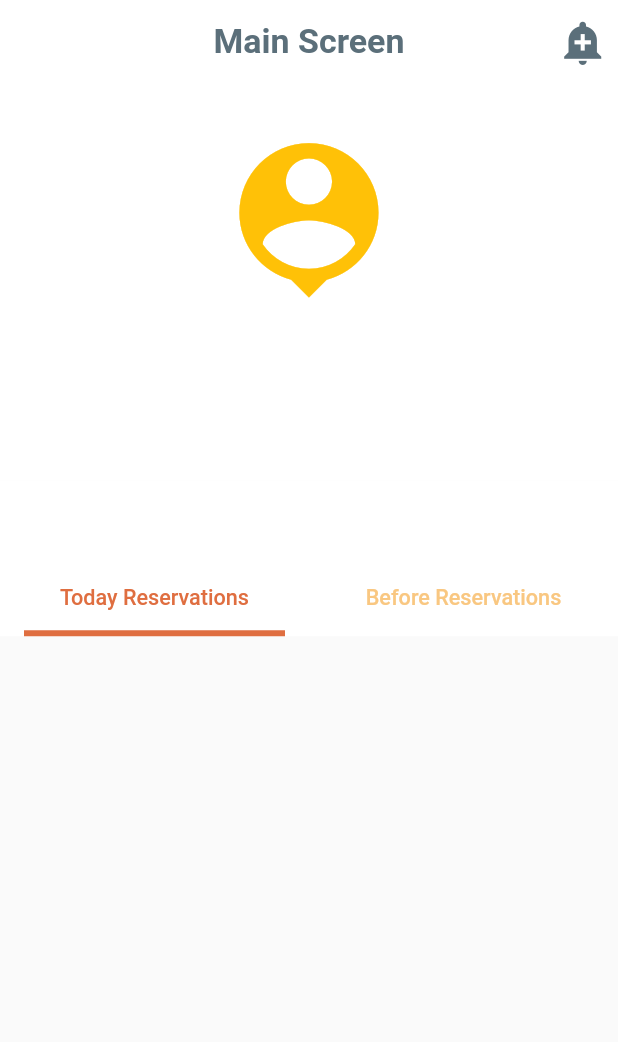
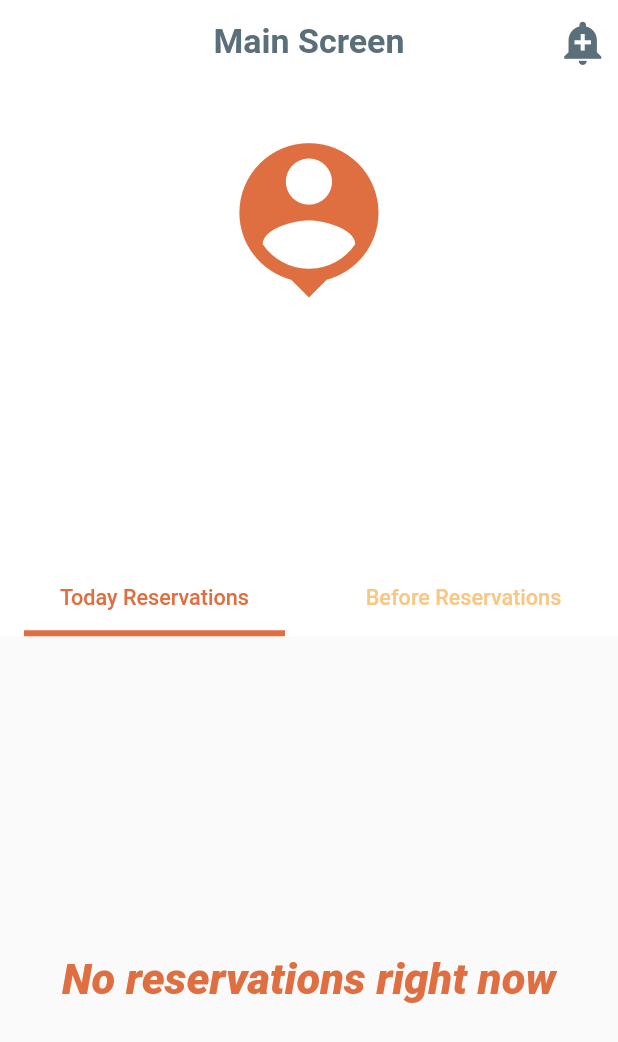
Before and after one commit to abdallahyassein/reservation_app, a Flutter app: the MainScreen screen opened directly, on a phone screen of 412 x 824 dp. Shown: the top 1042 px of the screen. Run offline on Flutter 3.47's test engine with Material 2 defaults, Android fonts, the light colour scheme and no system bars; our stand-ins replace bloc, cloud_firestore, firebase_auth, firebase_core, firebase_storage, flutter_bloc and 3 more; missing offline and left inert: uuid_enhanced; accounts and stored records are empty.

Commit message:
Edit Colors Again

```diff
--- a/lib/screens/main_screen.dart
+++ b/lib/screens/main_screen.dart
@@ -70,7 +70,7 @@ class _MainScreenState extends State<MainScreen> {
                 child: Icon(
                   Icons.person_pin,
                   size: setWidth(context, 0.3),
-                  color: Colors.amber,
+                  color: kOrangeColor,
                 ),
               ),
             ),
--- a/lib/widgets/main_screen_widgets/reservations_section.dart
+++ b/lib/widgets/main_screen_widgets/reservations_section.dart
@@ -1,4 +1,5 @@
 import 'package:flutter/material.dart';
+import 'package:google_fonts/google_fonts.dart';
 import 'package:reservation_app/bloc/user/user_cubit.dart';
 import 'package:reservation_app/constants/colors.dart';
 import 'package:reservation_app/models/ReservationModel.dart';
@@ -31,6 +32,17 @@ class ReservationsSection extends StatelessWidget {
               } else if (snapshot.connectionState == ConnectionState.done) {
                 if (snapshot.hasData) {
                   List<ReservationModel> reservations = snapshot.data;
+                  if (reservations.isEmpty) {
+                    return Center(
+                      child: Text('No reservations right now',
+                          style: GoogleFonts.squadaOne(
+                              textStyle: Theme.of(context).textTheme.headline4,
+                              fontSize: setWidth(context, 0.07),
+                              fontWeight: FontWeight.w900,
+                              fontStyle: FontStyle.italic,
+                              color: kOrangeColor)),
+                    );
+                  }
                   return ListView.builder(
                     itemCount: reservations.length,
                     itemBuilder: (context, index) {
```
